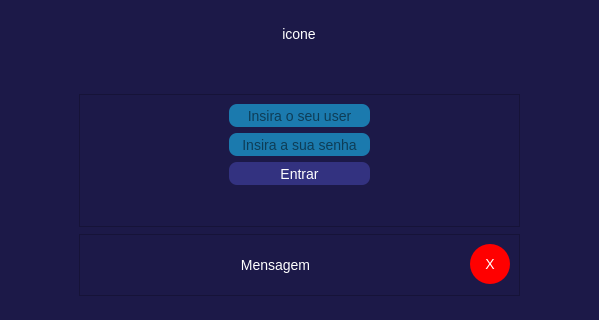
Above: view/gui_principal.ui from jhonestiago/BiblioLink before the change; both pictures show x 101 to 700 and y 136 to 456 of the 800 by 600 pixel window. Below: the same form after it.
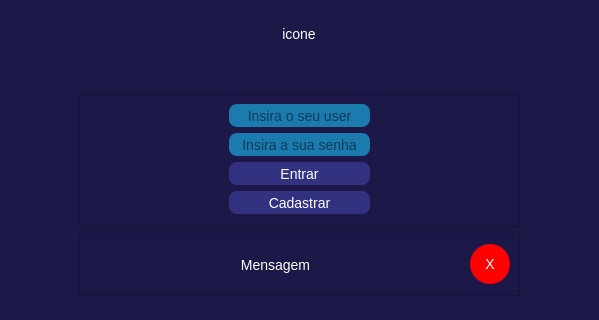
That is the form after the change. The open tabs and pages were chosen to show the change.

Patch:
```diff
--- a/view/gui_principal.ui
+++ b/view/gui_principal.ui
@@ -178,17 +178,11 @@
           </widget>
          </item>
          <item row="3" column="1">
-          <spacer name="verticalSpacer_7">
-           <property name="orientation">
-            <enum>Qt::Vertical</enum>
+          <widget class="QPushButton" name="pushButton_login_cadastrar">
+           <property name="text">
+            <string>Cadastrar</string>
            </property>
-           <property name="sizeHint" stdset="0">
-            <size>
-             <width>20</width>
-             <height>40</height>
-            </size>
-           </property>
-          </spacer>
+          </widget>
          </item>
         </layout>
        </widget>
```
Left out of the diff: 48 changed lines with no effect on the pictures.
